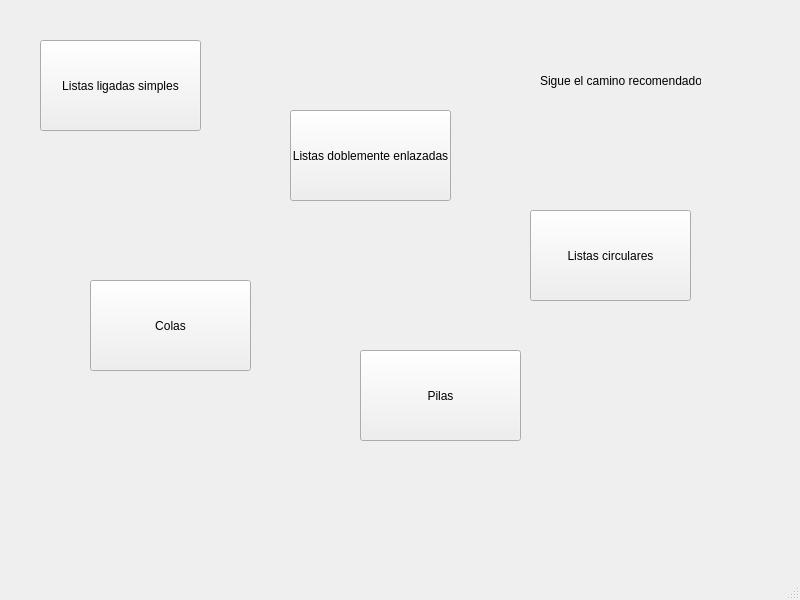
First picture: the form in UIS/listasMenu.ui, repository fcall34/dataestructurefordummies, before the edit.
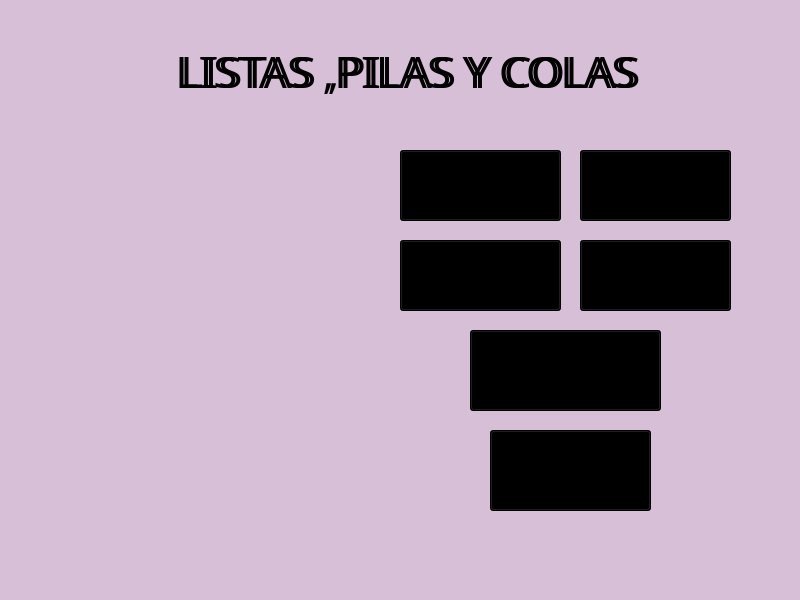
Second picture: the form after the edit. Icons and pictures are not drawn.

```diff
--- a/UIS/listasMenu.ui
+++ b/UIS/listasMenu.ui
@@ -13,42 +13,74 @@
   <property name="windowTitle">
    <string>MainWindow</string>
   </property>
+  <property name="styleSheet">
+   <string notr="true">background-color: #D8BFD8;</string>
+  </property>
   <widget class="QWidget" name="centralwidget">
    <widget class="QPushButton" name="btnListasDobles">
     <property name="geometry">
      <rect>
-      <x>290</x>
-      <y>110</y>
-      <width>161</width>
-      <height>91</height>
+      <x>470</x>
+      <y>330</y>
+      <width>191</width>
+      <height>81</height>
      </rect>
     </property>
+    <property name="font">
+     <font>
+      <family>Caprasimo</family>
+      <pointsize>12</pointsize>
+     </font>
+    </property>
+    <property name="styleSheet">
+     <string notr="true">background-color:black;</string>
+    </property>
     <property name="text">
-     <string>Listas doblemente enlazadas</string>
+     <string>Listas doblemente 
+enlazadas</string>
     </property>
    </widget>
    <widget class="QPushButton" name="btnListasLigadas">
     <property name="geometry">
      <rect>
-      <x>40</x>
-      <y>40</y>
-      <width>161</width>
-      <height>91</height>
+      <x>580</x>
+      <y>150</y>
+      <width>151</width>
+      <height>71</height>
      </rect>
     </property>
+    <property name="font">
+     <font>
+      <family>Caprasimo</family>
+      <pointsize>12</pointsize>
+     </font>
+    </property>
+    <property name="styleSheet">
+     <string notr="true">background-color:black;</string>
+    </property>
     <property name="text">
-     <string>Listas ligadas simples</string>
+     <string>Listas ligadas 
+simples</string>
     </property>
    </widget>
    <widget class="QPushButton" name="btnPilas">
     <property name="geometry">
      <rect>
-      <x>360</x>
-      <y>350</y>
+      <x>400</x>
+      <y>150</y>
       <width>161</width>
-      <height>91</height>
+      <height>71</height>
      </rect>
     </property>
+    <property name="font">
+     <font>
+      <family>Caprasimo</family>
+      <pointsize>12</pointsize>
+     </font>
+    </property>
+    <property name="styleSheet">
+     <string notr="true">background-color:black;</string>
+    </property>
     <property name="text">
      <string>Pilas</string>
     </property>
@@ -56,12 +88,21 @@
    <widget class="QPushButton" name="btnListasCirculares">
     <property name="geometry">
      <rect>
-      <x>530</x>
-      <y>210</y>
-      <width>161</width>
-      <height>91</height>
+      <x>580</x>
+      <y>240</y>
+      <width>151</width>
+      <height>71</height>
      </rect>
     </property>
+    <property name="font">
+     <font>
+      <family>Caprasimo</family>
+      <pointsize>12</pointsize>
+     </font>
+    </property>
+    <property name="styleSheet">
+     <string notr="true">background-color:black;</string>
+    </property>
     <property name="text">
      <string>Listas circulares</string>
     </property>
@@ -69,35 +110,125 @@
    <widget class="QPushButton" name="btnColas">
     <property name="geometry">
      <rect>
-      <x>90</x>
-      <y>280</y>
+      <x>400</x>
+      <y>240</y>
       <width>161</width>
-      <height>91</height>
+      <height>71</height>
      </rect>
     </property>
+    <property name="font">
+     <font>
+      <family>Caprasimo</family>
+      <pointsize>12</pointsize>
+     </font>
+    </property>
+    <property name="styleSheet">
+     <string notr="true">background-color:black;</string>
+    </property>
     <property name="text">
      <string>Colas</string>
     </property>
    </widget>
-   <widget class="QLabel" name="listaslabel">
+   <widget class="QLabel" name="label">
     <property name="geometry">
      <rect>
-      <x>510</x>
-      <y>50</y>
-      <width>191</width>
-      <height>61</height>
+      <x>130</x>
+      <y>30</y>
+      <width>551</width>
+      <height>81</height>
      </rect>
     </property>
+    <property name="font">
+     <font>
+      <family>Caprasimo</family>
+      <pointsize>33</pointsize>
+     </font>
+    </property>
+    <property name="styleSheet">
+     <string notr="true">background-color:transparent</string>
+    </property>
     <property name="text">
-     <string>Sigue el camino recomendado!!</string>
+     <string>LISTAS ,PILAS Y COLAS</string>
     </property>
-    <property name="textFormat">
-     <enum>Qt::TextFormat::PlainText</enum>
+    <property name="alignment">
+     <set>Qt::AlignmentFlag::AlignCenter</set>
     </property>
-    <property name="indent">
-     <number>30</number>
+   </widget>
+   <widget class="QLabel" name="label_2">
+    <property name="geometry">
+     <rect>
+      <x>130</x>
+      <y>30</y>
+      <width>561</width>
+      <height>81</height>
+     </rect>
     </property>
+    <property name="font">
+     <font>
+      <family>Caprasimo</family>
+      <pointsize>33</pointsize>
+     </font>
+    </property>
+    <property name="styleSheet">
+     <string notr="true">background-color:transparent;color:black</string>
+    </property>
+    <property name="text">
+     <string>LISTAS ,PILAS Y COLAS</string>
+    </property>
+    <property name="alignment">
+     <set>Qt::AlignmentFlag::AlignCenter</set>
+    </property>
    </widget>
+   <widget class="QLabel" name="label_3">
+    <property name="geometry">
+     <rect>
+      <x>100</x>
+      <y>170</y>
+      <width>261</width>
+      <height>281</height>
+     </rect>
+    </property>
+    <property name="text">
+     <string/>
+    </property>
+    <property name="pixmap">
+     <pixmap>Sources/Images/tren.png</pixmap>
+    </property>
+    <property name="scaledContents">
+     <bool>true</bool>
+    </property>
+   </widget>
+   <widget class="QPushButton" name="btnAtras">
+    <property name="geometry">
+     <rect>
+      <x>490</x>
+      <y>430</y>
+      <width>161</width>
+      <height>81</height>
+     </rect>
+    </property>
+    <property name="font">
+     <font>
+      <family>Caprasimo</family>
+      <pointsize>12</pointsize>
+     </font>
+    </property>
+    <property name="styleSheet">
+     <string notr="true">background-color:black;</string>
+    </property>
+    <property name="text">
+     <string>ATRAS</string>
+    </property>
+   </widget>
+   <zorder>label_2</zorder>
+   <zorder>btnListasDobles</zorder>
+   <zorder>btnListasLigadas</zorder>
+   <zorder>btnPilas</zorder>
+   <zorder>btnListasCirculares</zorder>
+   <zorder>btnColas</zorder>
+   <zorder>label</zorder>
+   <zorder>label_3</zorder>
+   <zorder>btnAtras</zorder>
   </widget>
   <widget class="QMenuBar" name="menubar">
    <property name="geometry">
```
